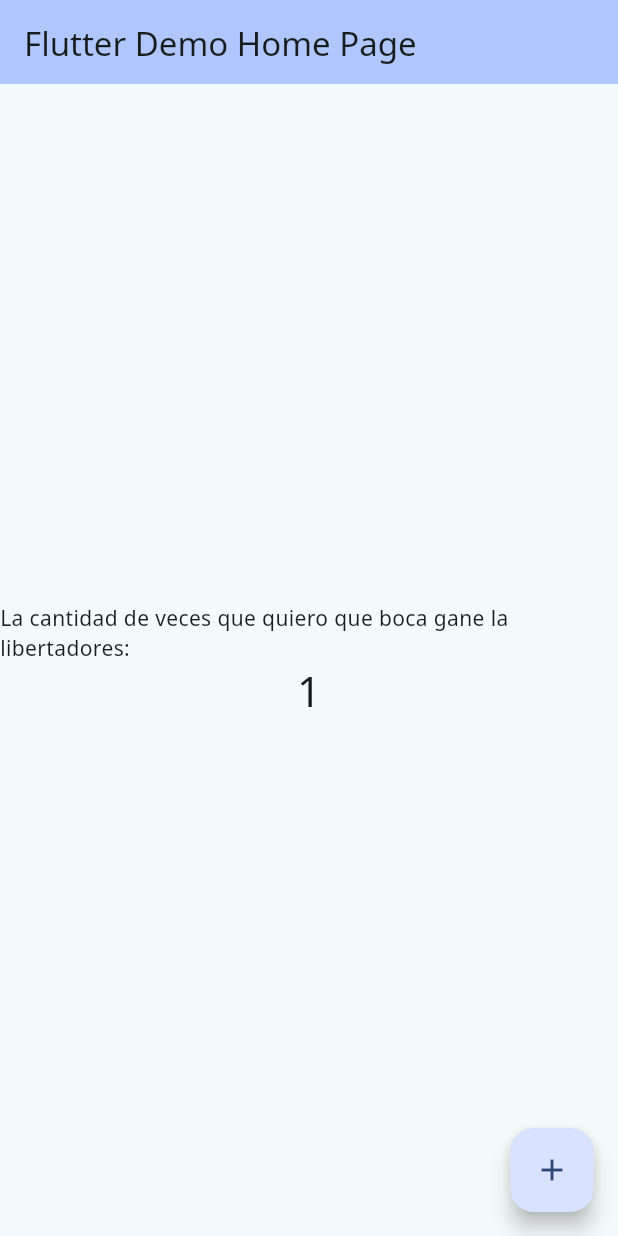
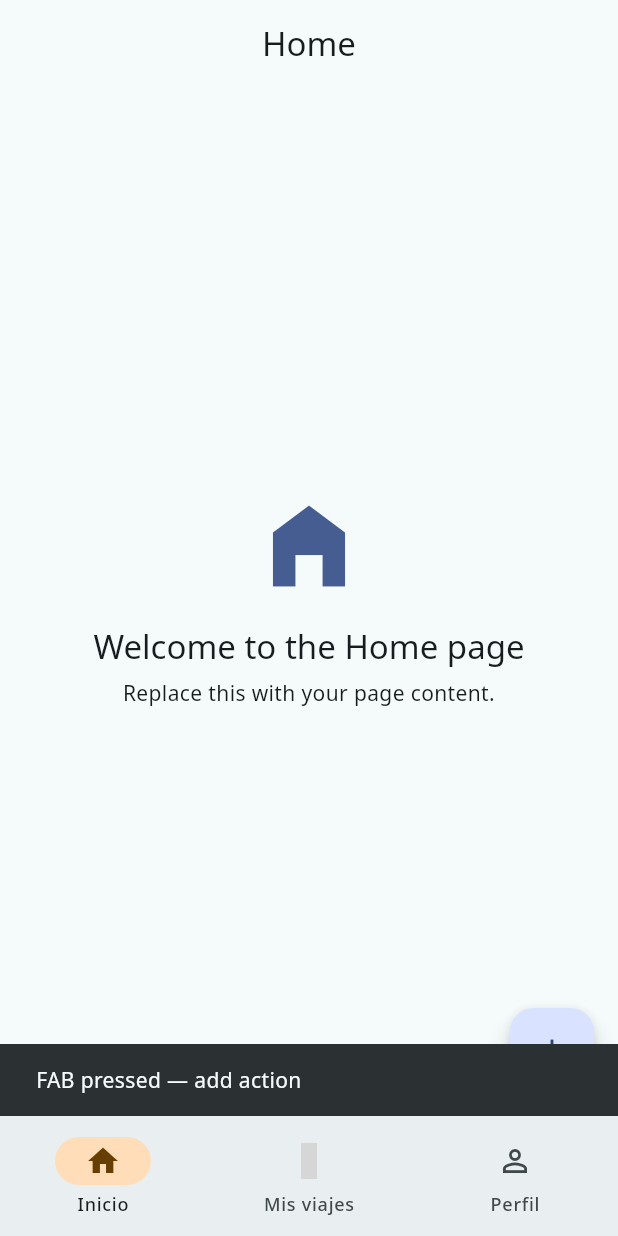
Before and after one commit to NicoFani/frontend_sgfcp, a Flutter app: the screen it shows after launch, after a tap on the "add" icon, on a phone screen of 412 x 824 dp. Run offline on Flutter 3.47's test engine with Material 3 defaults, Android fonts, the phone set to English and light mode, and no system bars; our stand-ins replace google_fonts, material_symbols_icons; grey boxes are pictures that could not be loaded.

Commit message:
Added navbar and created home page

```diff
--- a/lib/main.dart
+++ b/lib/main.dart
@@ -1,6 +1,10 @@
 import 'package:flutter/material.dart';
+import 'package:material_symbols_icons/material_symbols_icons.dart';
+
 import 'theme/util.dart';
 import 'theme/theme.dart';
+
+import 'pages/home.dart';
 
 void main() {
   runApp(const MyApp());
@@ -12,105 +16,71 @@ class MyApp extends StatelessWidget {
   // This widget is the root of your application.
   @override
   Widget build(BuildContext context) {
-    final brightness = View.of(context).platformDispatcher.platformBrightness;
-
-    // Retrieves the default theme for the platform
-    //TextTheme textTheme = Theme.of(context).textTheme;
+    //final brightness = View.of(context).platformDispatcher.platformBrightness;
 
     // Use with Google Fonts package to use downloadable fonts
     TextTheme textTheme = createTextTheme(context, "Noto Sans", "Noto Sans");
 
     MaterialTheme theme = MaterialTheme(textTheme);
     return MaterialApp(
-      title: 'Flutter Demo',
-      theme: brightness == Brightness.light ? theme.light() : theme.dark(),
-      home: const MyHomePage(title: 'Flutter Demo Home Page'),
+      title: 'SGFCP',
+      theme: theme.light(),// brightness == Brightness.light ? theme.light() : theme.dark(),
+      home: const RootNavigation(),
     );
   }
 }
 
-class MyHomePage extends StatefulWidget {
-  const MyHomePage({super.key, required this.title});
 
-  // This widget is the home page of your application. It is stateful, meaning
-  // that it has a State object (defined below) that contains fields that affect
-  // how it looks.
-
-  // This class is the configuration for the state. It holds the values (in this
-  // case the title) provided by the parent (in this case the App widget) and
-  // used by the build method of the State. Fields in a Widget subclass are
-  // always marked "final".
-
-  final String title;
+/// Widget raíz con NavigationBar (Material 3) y las 3 pantallas principales.
+class RootNavigation extends StatefulWidget {
+  const RootNavigation({super.key});
 
   @override
-  State<MyHomePage> createState() => _MyHomePageState();
+  State<RootNavigation> createState() => _RootNavigationState();
 }
 
-class _MyHomePageState extends State<MyHomePage> {
-  int _counter = 0;
+class _RootNavigationState extends State<RootNavigation> {
+  int _selectedIndex = 0;
 
-  void _incrementCounter() {
-    setState(() {
-      // This call to setState tells the Flutter framework that something has
-      // changed in this State, which causes it to rerun the build method below
-      // so that the display can reflect the updated values. If we changed
-      // _counter without calling setState(), then the build method would not be
-      // called again, and so nothing would appear to happen.
-      _counter++;
-    });
-  }
+  final List<Widget> _pages = [
+    const HomePage(),
+    const Placeholder(),
+    const Placeholder(),
+  ];
 
   @override
   Widget build(BuildContext context) {
-    // This method is rerun every time setState is called, for instance as done
-    // by the _incrementCounter method above.
-    //
-    // The Flutter framework has been optimized to make rerunning build methods
-    // fast, so that you can just rebuild anything that needs updating rather
-    // than having to individually change instances of widgets.
+
     return Scaffold(
-      appBar: AppBar(
-        // TRY THIS: Try changing the color here to a specific color (to
-        // Colors.amber, perhaps?) and trigger a hot reload to see the AppBar
-        // change color while the other colors stay the same.
-        backgroundColor: Theme.of(context).colorScheme.inversePrimary,
-        // Here we take the value from the MyHomePage object that was created by
-        // the App.build method, and use it to set our appbar title.
-        title: Text(widget.title),
+      body: IndexedStack(
+        index: _selectedIndex,
+        children: _pages,
       ),
-      body: Center(
-        // Center is a layout widget. It takes a single child and positions it
-        // in the middle of the parent.
-        child: Column(
-          // Column is also a layout widget. It takes a list of children and
-          // arranges them vertically. By default, it sizes itself to fit its
-          // children horizontally, and tries to be as tall as its parent.
-          //
-          // Column has various properties to control how it sizes itself and
-          // how it positions its children. Here we use mainAxisAlignment to
-          // center the children vertically; the main axis here is the vertical
-          // axis because Columns are vertical (the cross axis would be
-          // horizontal).
-          //
-          // TRY THIS: Invoke "debug painting" (choose the "Toggle Debug Paint"
-          // action in the IDE, or press "p" in the console), to see the
-          // wireframe for each widget.
-          mainAxisAlignment: MainAxisAlignment.center,
-          children: <Widget>[
-            const Text('La cantidad de veces que quiero que boca gane la libertadores:'),
-            Text(
-              '$_counter',
-              style: Theme.of(context).textTheme.headlineMedium,
-            ),
-          ],
-        ),
+      bottomNavigationBar: NavigationBar(
+        selectedIndex: _selectedIndex,
+        onDestinationSelected: (int index) {
+          setState(() {
+            _selectedIndex = index;
+          });
+        },
+        destinations: const [
+          NavigationDestination(
+            icon: Icon(Icons.home_outlined),
+            selectedIcon: Icon(Icons.home),
+            label: 'Inicio',
+          ),
+          NavigationDestination(
+            icon: Icon(Symbols.delivery_truck_speed),
+            selectedIcon: Icon(Symbols.delivery_truck_speed, fill: 1),
+            label: 'Mis viajes',
+          ),
+          NavigationDestination(
+            icon: Icon(Icons.person_outline),
+            selectedIcon: Icon(Icons.person),
+            label: 'Perfil',
+          ),
+        ],
       ),
-      floatingActionButton: FloatingActionButton(
-        onPressed: _incrementCounter,
-        tooltip: 'Increment',
-        child: const Icon(Icons.add),
-      ), // This trailing comma makes auto-formatting nicer for build methods.
     );
   }
 }
--- /dev/null
+++ b/lib/pages/home.dart
@@ -0,0 +1,58 @@
+import 'package:flutter/material.dart';
+
+/// A starter Home page for the app.
+///
+/// Replace the placeholder widgets and TODOs with your actual UI.
+class HomePage extends StatelessWidget {
+  const HomePage({super.key});
+
+  /// Route name you can use with Navigator.pushNamed
+  static const String routeName = '/home';
+
+  /// Helper to create a route to this page
+  static Route route() {
+    return MaterialPageRoute<void>(builder: (_) => const HomePage());
+  }
+
+  @override
+  Widget build(BuildContext context) {
+    return Scaffold(
+      appBar: AppBar(
+        title: const Text('Home'),
+        centerTitle: true,
+      ),
+      body: Center(
+        child: Column(
+          mainAxisSize: MainAxisSize.min,
+          children: [
+            Icon(
+              Icons.home_filled,
+              size: 72,
+              color: Theme.of(context).colorScheme.primary,
+            ),
+            const SizedBox(height: 16),
+            Text(
+              'Welcome to the Home page',
+              style: Theme.of(context).textTheme.titleLarge,
+              textAlign: TextAlign.center,
+            ),
+            const SizedBox(height: 8),
+            const Text(
+              'Replace this with your page content.',
+              textAlign: TextAlign.center,
+            ),
+          ],
+        ),
+      ),
+      floatingActionButton: FloatingActionButton(
+        onPressed: () {
+          // TODO: Hook up action for FAB
+          ScaffoldMessenger.of(context).showSnackBar(
+            const SnackBar(content: Text('FAB pressed — add action')),
+          );
+        },
+        child: const Icon(Icons.add),
+      ),
+    );
+  }
+}
--- a/lib/theme/theme.dart
+++ b/lib/theme/theme.dart
@@ -344,7 +344,7 @@ class MaterialTheme {
        bodyColor: colorScheme.onSurface,
        displayColor: colorScheme.onSurface,
      ),
-     scaffoldBackgroundColor: colorScheme.background,
+     scaffoldBackgroundColor: colorScheme.surface,
      canvasColor: colorScheme.surface,
   );
 
--- a/pubspec.yaml
+++ b/pubspec.yaml
@@ -35,6 +35,7 @@ dependencies:
   # Use with the CupertinoIcons class for iOS style icons.
   cupertino_icons: ^1.0.8
   google_fonts: ^6.3.2
+  material_symbols_icons: ^4.2874.0
 
 dev_dependencies:
   flutter_test:
```
Also changed, not shown: pubspec.lock.
